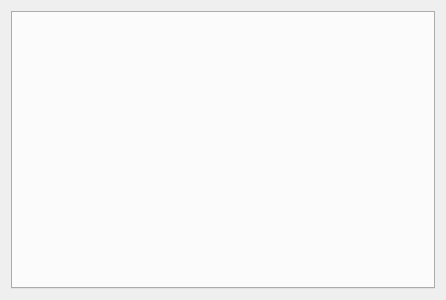
The window that ui/PlaylistTabsWidget.ui (nichilum/nimamp) describes before a commit, drawn with Qt 5.
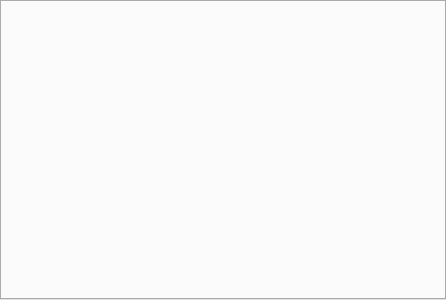
The same window after the commit.

```diff
--- a/ui/PlaylistTabsWidget.ui
+++ b/ui/PlaylistTabsWidget.ui
@@ -14,6 +14,18 @@
    <string>Form</string>
   </property>
   <layout class="QHBoxLayout" name="horizontalLayout">
+   <property name="leftMargin">
+    <number>0</number>
+   </property>
+   <property name="topMargin">
+    <number>0</number>
+   </property>
+   <property name="rightMargin">
+    <number>0</number>
+   </property>
+   <property name="bottomMargin">
+    <number>0</number>
+   </property>
    <item>
     <widget class="QTabWidget" name="playlistTabs">
      <property name="currentIndex">
```
